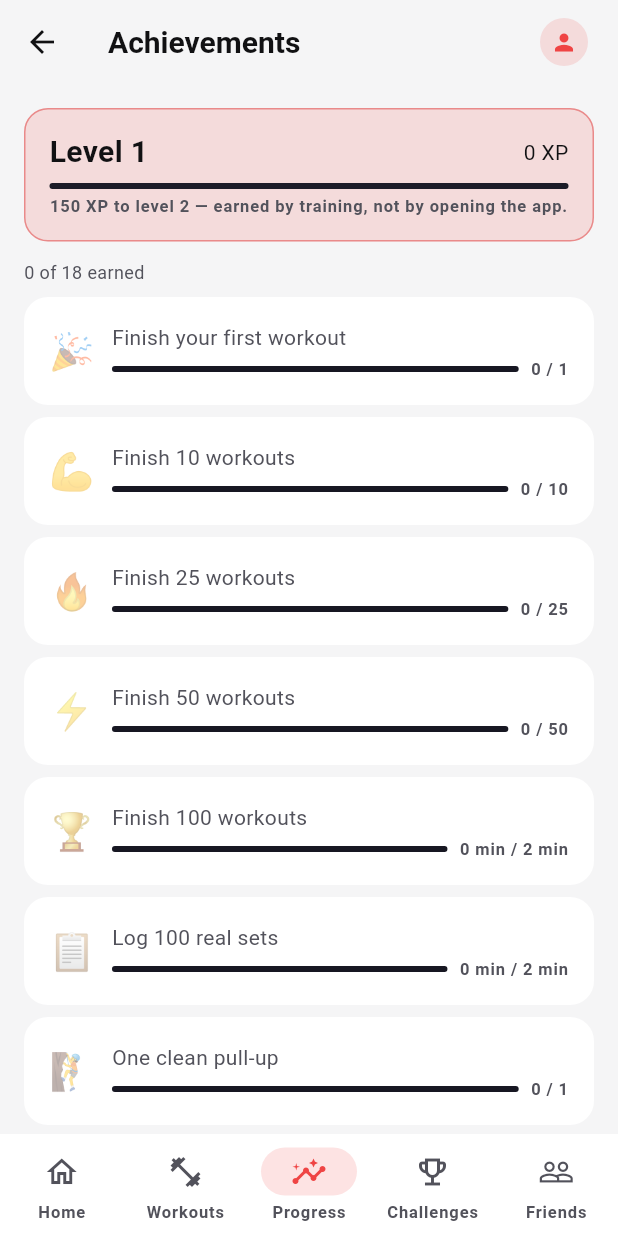
After one commit to DALI951/calisthenics_app, a Flutter app: the AchievementsScreen screen opened by its route, on a phone screen of 412 x 824 dp. The commit adds this screen. Run offline on Flutter 3.47's test engine with Material 3 defaults, Android fonts, the phone set to English and light mode, and no system bars; our stand-ins replace cloud_firestore, firebase_auth, firebase_core, firebase_database, firebase_storage, fl_chart and 6 more; missing offline and left inert: firebase_app_check; accounts and stored records are empty; generated files the repository leaves out were written again.

Commit message:
phase10: achievements + XP — 19 training-driven achievements, once-only unlock, gentle level curve, no app-open XP (v0.1.10+1)

```diff
--- a/lib/app/router/app_router.dart
+++ b/lib/app/router/app_router.dart
@@ -16,6 +16,7 @@ import '../../features/home/presentation/home_screen.dart';
 import '../../features/profile/presentation/profile_screen.dart';
 import '../../features/progress/presentation/history_detail_screen.dart';
 import '../../features/progress/presentation/history_screen.dart';
+import '../../features/achievements/presentation/achievements_screen.dart';
 import '../../features/progress/presentation/progress_screen.dart';
 import '../../features/workout_session/presentation/rest_day_screen.dart';
 import '../../features/workout_session/presentation/workout_session_screen.dart';
@@ -176,6 +177,11 @@ Provider<GoRouter> appRouterProvider = Provider<GoRouter>((ref) {
                       sessionId: state.pathParameters['sessionId']!,
                     ),
                   ),
+                  GoRoute(
+                    path: 'achievements',
+                    name: 'achievements',
+                    builder: (context, state) => const AchievementsScreen(),
+                  ),
                 ],
               ),
             ],
--- /dev/null
+++ b/lib/features/achievements/domain/achievement.dart
@@ -0,0 +1,250 @@
+/// Snapshot of everything the achievement engine may look at. Computed from
+/// immutable history + challenges + friends — never from app opens (spec §26:
+/// "training should be the source of progress").
+class AchievementStats {
+  const AchievementStats({
+    this.workoutsCompleted = 0,
+    this.setsCompleted = 0,
+    this.challengesCompleted = 0,
+    this.challengesStarted = 0,
+    this.currentStreak = 0,
+    this.longestStreak = 0,
+    this.weeksWithGoalMet = 0,
+    this.bestPullups = 0,
+    this.bestPushups = 0,
+    this.bestPlankSeconds = 0,
+    this.exercisesLearned = 0,
+    this.hasTrainingPartner = false,
+    this.trainTogetherWorkouts = 0,
+  });
+
+  final int workoutsCompleted;
+  final int setsCompleted;
+  final int challengesCompleted;
+  final int challengesStarted;
+  final int currentStreak;
+  final int longestStreak;
+  final int weeksWithGoalMet;
+  final int bestPullups;
+  final int bestPushups;
+  final int bestPlankSeconds;
+  final int exercisesLearned;
+  final bool hasTrainingPartner;
+  final int trainTogetherWorkouts;
+}
+
+/// A single, meaningful achievement (spec §25). No noise, no spam.
+class Achievement {
+  const Achievement({
+    required this.id,
+    required this.title,
+    required this.hint,
+    required this.emoji,
+    required this.target,
+    required this.xp,
+    this.hidden = false,
+  });
+
+  final String id;
+  final String title;
+
+  /// Shown while locked. Never spoils the surprise.
+  final String hint;
+  final String emoji;
+
+  /// The value of [stat] required to unlock.
+  final int target;
+  final int xp;
+
+  /// Secret achievements stay hidden until earned.
+  final bool hidden;
+
+  int progress(AchievementStats s) => switch (id) {
+    'workouts_1' ||
+    'workouts_10' ||
+    'workouts_25' ||
+    'workouts_50' ||
+    'workouts_100' => s.workoutsCompleted,
+    'sets_100' => s.setsCompleted,
+    'pullup_1' => s.bestPullups,
+    'pullup_10' => s.bestPullups,
+    'pushup_25' => s.bestPushups,
+    'pushup_50' => s.bestPushups,
+    'plank_60' => s.bestPlankSeconds,
+    'plank_120' => s.bestPlankSeconds,
+    'streak_7' => s.longestStreak,
+    'streak_30' => s.longestStreak,
+    'challenge_1' => s.challengesCompleted,
+    'challenge_5' => s.challengesCompleted,
+    'partner' => s.trainTogetherWorkouts,
+    'library_10' => s.exercisesLearned,
+    'weekly_goal_4' => s.weeksWithGoalMet,
+    _ => 0,
+  };
+
+  bool isEarned(AchievementStats s) => progress(s) >= target;
+}
+
+/// The catalogue (spec §25 examples, all training-based).
+class Achievements {
+  const Achievements._();
+
+  static const all = <Achievement>[
+    Achievement(
+      id: 'workouts_1',
+      title: 'First workout',
+      hint: 'Finish your first workout',
+      emoji: '🎉',
+      target: 1,
+      xp: 50,
+    ),
+    Achievement(
+      id: 'workouts_10',
+      title: '10 workouts',
+      hint: 'Finish 10 workouts',
+      emoji: '💪',
+      target: 10,
+      xp: 100,
+    ),
+    Achievement(
+      id: 'workouts_25',
+      title: '25 workouts',
+      hint: 'Finish 25 workouts',
+      emoji: '🔥',
+      target: 25,
+      xp: 150,
+    ),
+    Achievement(
+      id: 'workouts_50',
+      title: '50 workouts',
+      hint: 'Finish 50 workouts',
+      emoji: '⚡',
+      target: 50,
+      xp: 200,
+    ),
+    Achievement(
+      id: 'workouts_100',
+      title: '100 workouts',
+      hint: 'Finish 100 workouts',
+      emoji: '🏆',
+      target: 100,
+      xp: 300,
+    ),
+    Achievement(
+      id: 'sets_100',
+      title: '100 sets',
+      hint: 'Log 100 real sets',
+      emoji: '📋',
+      target: 100,
+      xp: 100,
+    ),
+    Achievement(
+      id: 'pullup_1',
+      title: 'First pull-up',
+      hint: 'One clean pull-up',
+      emoji: '🧗',
+      target: 1,
+      xp: 50,
+    ),
+    Achievement(
+      id: 'pullup_10',
+      title: '10 pull-ups',
+      hint: 'Ten reps in one set',
+      emoji: '🧗‍♂️',
+      target: 10,
+      xp: 100,
+    ),
+    Achievement(
+      id: 'pushup_25',
+      title: '25 push-ups',
+      hint: '25 reps in one set',
+      emoji: '💪',
+      target: 25,
+      xp: 50,
+    ),
+    Achievement(
+      id: 'pushup_50',
+      title: '50 push-ups',
+      hint: '50 reps in one set',
+      emoji: '🏋️',
+      target: 50,
+      xp: 100,
+    ),
+    Achievement(
+      id: 'plank_60',
+      title: 'One-minute plank',
+      hint: 'Hold a plank for 60s',
+      emoji: '⏱️',
+      target: 60,
+      xp: 50,
+    ),
+    Achievement(
+      id: 'plank_120',
+      title: 'Two-minute plank',
+      hint: 'Hold a plank for 120s',
+      emoji: '🧘',
+      target: 120,
+      xp: 100,
+    ),
+    Achievement(
+      id: 'streak_7',
+      title: '7-day streak',
+      hint: 'Train 7 days in a row',
+      emoji: '📅',
+      target: 7,
+      xp: 100,
+    ),
+    Achievement(
+      id: 'streak_30',
+      title: '30-day streak',
+      hint: 'Train 30 days in a row',
+      emoji: '🗓️',
+      target: 30,
+      xp: 250,
+    ),
+    Achievement(
+      id: 'challenge_1',
+      title: 'First challenge',
+      hint: 'Complete your first challenge',
+      emoji: '🎯',
+      target: 1,
+      xp: 75,
+    ),
+    Achievement(
+      id: 'challenge_5',
+      title: '5 challenges',
+      hint: 'Complete 5 challenges',
+      emoji: '🏅',
+      target: 5,
+      xp: 150,
+    ),
+    Achievement(
+      id: 'partner',
+      title: 'Training partner milestone',
+      hint: 'Finish a workout alongside your partner',
+      emoji: '🤝',
+      target: 1,
+      xp: 100,
+    ),
+    Achievement(
+      id: 'library_10',
+      title: 'Know your moves',
+      hint: 'Open 10 exercise guides',
+      emoji: '📖',
+      target: 10,
+      xp: 50,
+    ),
+    Achievement(
+      id: 'weekly_goal_4',
+      title: 'Four good weeks',
+      hint: 'Hit your weekly goal 4 times',
+      emoji: '🎖️',
+      target: 4,
+      xp: 150,
+      hidden: true,
+    ),
+  ];
+
+  static Achievement byId(String id) =>
+      all.firstWhere((a) => a.id == id, orElse: () => all.first);
+}
--- /dev/null
+++ b/lib/features/achievements/domain/achievement_engine.dart
@@ -0,0 +1,76 @@
+import 'achievement.dart';
+
+/// Unlock + XP rules (spec §25 "avoid achievement spam", §26 "training is the
+/// source of progress").
+class AchievementEngine {
+  const AchievementEngine._();
+
+  /// Achievements a user already holds. Unlocking is idempotent — an
+  /// achievement can only ever be awarded once.
+  static List<Achievement> newlyEarned(
+    AchievementStats stats,
+    Set<String> alreadyUnlocked,
+  ) {
+    final out = <Achievement>[];
+    for (final a in Achievements.all) {
+      if (alreadyUnlocked.contains(a.id)) continue;
+      if (a.isEarned(stats)) out.add(a);
+    }
+    out.sort((a, b) => a.target.compareTo(b.target));
+    return out;
+  }
+
+  /// All achievements that should be visible, given progress.
+  static List<Achievement> visible(
+    AchievementStats stats,
+    Set<String> unlocked,
+  ) => Achievements.all
+      .where((a) => !a.hidden || unlocked.contains(a.id) || a.isEarned(stats))
+      .toList();
+
+  static double progressOf(Achievement a, AchievementStats stats) {
+    if (a.target == 0) return 1;
+    return (a.progress(stats) / a.target).clamp(0, 1);
+  }
+}
+
+/// Level curve. Deliberately gentle and capped — no late-game treadmill and
+/// no "open the app to level up" (spec §26).
+class XpEngine {
+  const XpEngine._();
+
+  /// XP needed to reach level n (cumulative), quadratic but slow:
+  /// L1 0, L2 150, L3 450, L4 900, L5 1500… each level costs more than the
+  /// last, so late levels are earned, never handed out.
+  static int xpForLevel(int level) {
+    if (level <= 1) return 0;
+    return 150 * (level - 1) * level ~/ 2;
+  }
+
+  static int levelForXp(int xp) {
+    var level = 1;
+    while (level < 50 && xp >= xpForLevel(level + 1)) {
+      level++;
+    }
+    return level;
+  }
+
+  /// Progress within the current level (0..1).
+  static double levelProgress(int xp) {
+    final level = levelForXp(xp);
+    final floorXp = xpForLevel(level);
+    final next = xpForLevel(level + 1);
+    if (next == floorXp) return 1;
+    return ((xp - floorXp) / (next - floorXp)).clamp(0, 1);
+  }
+
+  static int xpToNextLevel(int xp) {
+    final level = levelForXp(xp);
+    return xpForLevel(level + 1) - xp;
+  }
+
+  /// XP already banked from finished sessions (5/set, 2/min, 25 bonus) plus
+  /// achievement rewards. Only TRAINING pays — opening the app pays nothing.
+  static int totalFromSessions(Iterable<int> sessionXp) =>
+      sessionXp.fold(0, (a, b) => a + b);
+}
--- /dev/null
+++ b/lib/features/achievements/presentation/achievements_screen.dart
@@ -0,0 +1,173 @@
+import 'package:flutter/material.dart';
+import 'package:flutter_riverpod/flutter_riverpod.dart';
+
+import '../../../app/router/app_shell.dart';
+import '../../../app/theme/app_colors.dart';
+import '../../../app/theme/app_spacing.dart';
+import '../../../app/theme/app_typography.dart';
+import '../../../core/widgets/app_card.dart';
+import '../../workout_session/data/workout_history_repository.dart';
+import '../../workout_session/domain/personal_records.dart';
+import '../data/achievement_stats_provider.dart';
+import '../data/achievements_providers.dart';
+import '../domain/achievement.dart';
+import '../domain/achievement_engine.dart';
+
+/// Achievements + XP (spec §25/§26). Quiet, honest, training-driven.
+class AchievementsScreen extends ConsumerWidget {
+  const AchievementsScreen({super.key});
+
+  @override
+  Widget build(BuildContext context, WidgetRef ref) {
+    final statsAsync = ref.watch(achievementStatsProvider);
+    final unlocked = ref.watch(unlockedAchievementsProvider).value ?? const [];
+    final secondary = Theme.of(context).colorScheme.onSurfaceVariant;
+
+    return Scaffold(
+      appBar: const ShellAppBar(title: 'Achievements'),
+      body: statsAsync.when(
+        loading: () => const Center(child: CircularProgressIndicator()),
+        error: (_, _) => const Center(child: Text('Could not load stats.')),
+        data: (stats) {
+          final held = unlocked.map((u) => u.id).toSet();
+          final totalXp =
+              XpEngine.totalFromSessions(
+                ref
+                    .watch(workoutHistoryRepositoryProvider)
+                    .value!
+                    .map((s) => s.estimatedXp),
+              ) +
+              unlocked.fold<int>(0, (a, u) => a + u.xp);
+          final level = XpEngine.levelForXp(totalXp);
+          final list = AchievementEngine.visible(stats, held);
+
+          return ListView(
+            padding: const EdgeInsets.all(AppSpacing.lg),
+            children: [
+              AppCard(
+                highlight: true,
+                child: Column(
+                  crossAxisAlignment: CrossAxisAlignment.start,
+                  children: [
+                    Row(
+                      children: [
+                        Text('Level $level', style: AppTypography.title),
+                        const Spacer(),
+                        Text('$totalXp XP', style: AppTypography.body),
+                      ],
+                    ),
+                    const SizedBox(height: AppSpacing.sm),
+                    LinearProgressIndicator(
+                      value: XpEngine.levelProgress(totalXp),
+                      color: AppColors.accentLight,
+                      backgroundColor: AppColors.surfaceRaised,
+                      borderRadius: BorderRadius.circular(AppSpacing.xs),
+                    ),
+                    const SizedBox(height: AppSpacing.xs),
+                    Text(
+                      '${XpEngine.xpToNextLevel(totalXp)} XP to level ${level + 1} — '
+                      'earned by training, not by opening the app.',
+                      style: AppTypography.caption.copyWith(color: secondary),
+                    ),
+                  ],
+                ),
+              ),
+              const SizedBox(height: AppSpacing.md),
+              Text(
+                '${held.length} of ${list.length} earned',
+                style: AppTypography.bodySmall.copyWith(color: secondary),
+              ),
+              const SizedBox(height: AppSpacing.sm),
+              for (final a in list)
+                Padding(
+                  padding: const EdgeInsets.only(bottom: AppSpacing.sm),
+                  child: _AchievementTile(
+                    achievement: a,
+                    unlocked: held.contains(a.id),
+                    progress: AchievementEngine.progressOf(a, stats),
+                    raw: a.progress(stats),
+                  ),
+                ),
+            ],
+          );
+        },
+      ),
+    );
+  }
+}
+
+class _AchievementTile extends StatelessWidget {
+  const _AchievementTile({
+    required this.achievement,
+    required this.unlocked,
+    required this.progress,
+    required this.raw,
+  });
+
+  final Achievement achievement;
+  final bool unlocked;
+  final double progress;
+  final int raw;
+
+  @override
+  Widget build(BuildContext context) {
+    final secondary = Theme.of(context).colorScheme.onSurfaceVariant;
+    return AppCard(
+      child: Row(
+        children: [
+          Opacity(
+            opacity: unlocked ? 1 : 0.4,
+            child: Text(achievement.emoji, style: AppTypography.headline),
+          ),
+          const SizedBox(width: AppSpacing.md),
+          Expanded(
+            child: Column(
+              crossAxisAlignment: CrossAxisAlignment.start,
+              children: [
+                Text(
+                  unlocked ? achievement.title : achievement.hint,
+                  style: AppTypography.body.copyWith(
+                    color: unlocked ? null : secondary,
+                  ),
+                ),
+                const SizedBox(height: AppSpacing.xs),
+                if (unlocked)
+                  Text(
+                    'Earned · +${achievement.xp} XP',
+                    style: AppTypography.caption.copyWith(
+                      color: AppColors.success,
+                    ),
+                  )
+                else
+                  Row(
+                    children: [
+                      Expanded(
+                        child: LinearProgressIndicator(
+                          value: progress,
+                          color: AppColors.surfaceRaised,
+                          backgroundColor: AppColors.surfaceHigh,
+                          borderRadius: BorderRadius.circular(AppSpacing.xs),
+                        ),
+                      ),
+                      const SizedBox(width: AppSpacing.sm),
+                      Text(
+                        achievement.target >= 60
+                            ? '${raw ~/ 60} min / '
+                                  '${(achievement.target / 60).round()} min'
+                            : '$raw / ${achievement.target}',
+                        style: AppTypography.caption.copyWith(color: secondary),
+                      ),
+                    ],
+                  ),
+              ],
+            ),
+          ),
+          if (unlocked)
+            Icon(Icons.check_circle, color: AppColors.success, size: 20)
+          else if (achievement.hidden)
+            Icon(Icons.lock_outline, color: secondary, size: 18),
+        ],
+      ),
+    );
+  }
+}
--- a/lib/features/progress/presentation/progress_screen.dart
+++ b/lib/features/progress/presentation/progress_screen.dart
@@ -52,7 +52,16 @@ class _ProgressScreenState extends ConsumerState<ProgressScreen> {
     final selectedId = exercise?.exerciseId;
 
     return Scaffold(
-      appBar: ShellAppBar(title: 'Progress'),
+      appBar: ShellAppBar(
+        title: 'Progress',
+        actions: [
+          IconButton(
+            tooltip: 'Achievements',
+            onPressed: () => context.push('/app/progress/achievements'),
+            icon: const Icon(Icons.emoji_events_outlined),
+          ),
+        ],
+      ),
       body: history.isEmpty
           ? const AppEmptyState(
               title: 'No progress data yet',
--- a/pubspec.yaml
+++ b/pubspec.yaml
@@ -1,7 +1,7 @@
 name: calisthenics_app
 description: "Calisthenics — a premium beginner-friendly calisthenics training app for two friends who train together, compete through healthy challenges, and improve over time."
 publish_to: 'none'
-version: 0.1.9+1
+version: 0.1.10+1
 
 environment:
   sdk: ^3.13.4
```
Also changed, not shown: lib/features/achievements/data/achievement_stats_provider.dart (added, +62 -0 lines), lib/features/achievements/data/achievements_providers.dart (added, +145 -0 lines), 1 other file.
